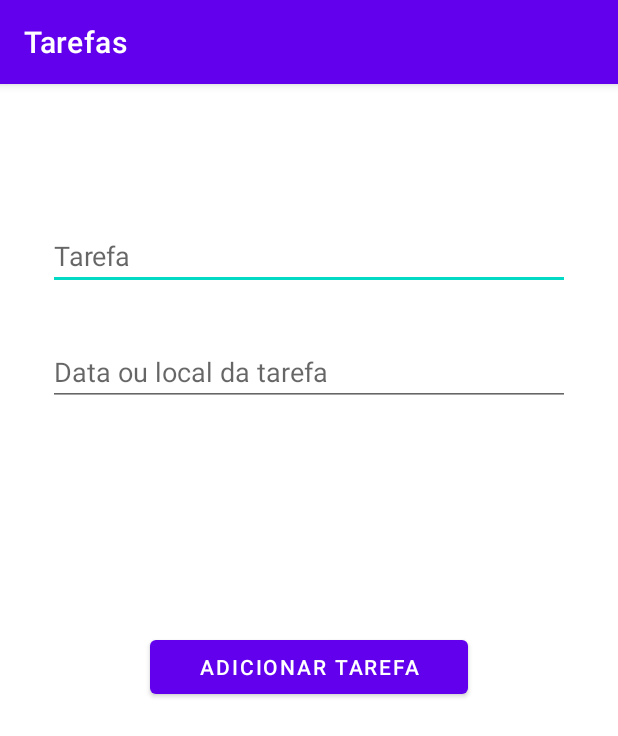
After one commit to SamuAlves/Tarefas, an Android app: the AddMainActivity screen opened directly, with no data from a screen before it, on a phone screen of 412 x 824 dp. The commit adds this screen. Shown: the top 736 px of the screen. Run offline under Robolectric (Android 15) with nearby library versions, the phone set to English and light mode, and no system bars.

Commit message:
Adicionado Função de inserção no banco

```diff
--- a/app/src/main/AndroidManifest.xml
+++ b/app/src/main/AndroidManifest.xml
@@ -9,6 +9,7 @@
         android:roundIcon="@mipmap/ic_launcher_round"
         android:supportsRtl="true"
         android:theme="@style/Theme.Tarefas">
+        <activity android:name=".AddMainActivity"></activity>
         <activity android:name=".MainActivity">
             <intent-filter>
                 <action android:name="android.intent.action.MAIN" />
--- /dev/null
+++ b/app/src/main/java/com/example/tarefas/AddMainActivity.kt
@@ -0,0 +1,32 @@
+package com.example.tarefas
+
+import androidx.appcompat.app.AppCompatActivity
+import android.os.Bundle
+import com.example.tarefas.room.Tarefa
+import com.example.tarefas.room.TarefaDb
+import kotlinx.android.synthetic.main.activity_add_main.*
+import kotlinx.coroutines.CoroutineScope
+import kotlinx.coroutines.Dispatchers
+import kotlinx.coroutines.coroutineScope
+import kotlinx.coroutines.launch
+
+class AddMainActivity : AppCompatActivity() {
+    val db by lazy { TarefaDb(this) }
+
+    override fun onCreate(savedInstanceState: Bundle?) {
+        super.onCreate(savedInstanceState)
+        setContentView(R.layout.activity_add_main)
+        setupListener()
+    }
+
+    fun setupListener(){
+        btn_adicionar.setOnClickListener{
+          CoroutineScope(Dispatchers.IO).launch {
+              db.tarefaDao().addTarefa(
+                  Tarefa(0, edt_NomeTarefa.text.toString(), edt_local.text.toString())
+              )
+              finish()
+          }
+        }
+    }
+}
--- /dev/null
+++ b/app/src/main/res/layout/activity_add_main.xml
@@ -0,0 +1,48 @@
+<?xml version="1.0" encoding="utf-8"?>
+<androidx.constraintlayout.widget.ConstraintLayout xmlns:android="http://schemas.android.com/apk/res/android"
+    xmlns:app="http://schemas.android.com/apk/res-auto"
+    xmlns:tools="http://schemas.android.com/tools"
+    android:layout_width="match_parent"
+    android:layout_height="match_parent"
+    tools:context=".AddMainActivity">
+
+    <EditText
+        android:id="@+id/edt_NomeTarefa"
+        android:layout_width="match_parent"
+        android:layout_height="wrap_content"
+        android:layout_marginStart="32dp"
+        android:layout_marginTop="92dp"
+        android:layout_marginEnd="32dp"
+        android:ems="10"
+        android:inputType="textPersonName"
+        android:hint="@string/tarefa"
+        app:layout_constraintEnd_toEndOf="parent"
+        app:layout_constraintStart_toStartOf="parent"
+        app:layout_constraintTop_toTopOf="parent" />
+
+    <EditText
+        android:id="@+id/edt_local"
+        android:layout_width="match_parent"
+        android:layout_height="wrap_content"
+        android:layout_marginStart="32dp"
+        android:layout_marginTop="32dp"
+        android:layout_marginEnd="32dp"
+        android:ems="10"
+        android:inputType="text|datetime"
+        android:hint="@string/local_tarefa"
+        app:layout_constraintEnd_toEndOf="parent"
+        app:layout_constraintStart_toStartOf="parent"
+        app:layout_constraintTop_toBottomOf="@+id/edt_NomeTarefa" />
+
+    <Button
+        android:id="@+id/btn_adicionar"
+        android:layout_width="match_parent"
+        android:layout_height="wrap_content"
+        android:layout_marginStart="100dp"
+        android:layout_marginTop="150dp"
+        android:layout_marginEnd="100dp"
+        android:text="@string/adicionar_tarefa"
+        app:layout_constraintEnd_toEndOf="parent"
+        app:layout_constraintStart_toStartOf="parent"
+        app:layout_constraintTop_toBottomOf="@+id/edt_local" />
+</androidx.constraintlayout.widget.ConstraintLayout>
--- a/app/src/main/res/values/strings.xml
+++ b/app/src/main/res/values/strings.xml
@@ -1,4 +1,7 @@
 <resources>
     <string name="app_name">Tarefas</string>
+    <string name="incluir_tarefa">Adicionar Tarefa</string>
     <string name="adicionar_tarefa">Adicionar Tarefa</string>
+    <string name="tarefa">Tarefa</string>
+    <string name="local_tarefa">Data ou local da tarefa</string>
 </resources>
```
Also changed, not shown: app/src/main/java/com/example/tarefas/MainActivity.kt (+37 -0 lines), app/src/main/java/com/example/tarefas/TarefasAdapter.kt (added, +34 -0 lines), app/src/main/java/com/example/tarefas/room/Tarefa.kt (added, +13 -0 lines), app/src/main/java/com/example/tarefas/room/TarefaDao.kt (added, +19 -0 lines), app/src/main/java/com/example/tarefas/room/TarefaDb.kt (added, +31 -0 lines), app/src/main/res/drawable/ic_delete.xml (added, +10 -0 lines), app/src/main/res/drawable/ic_edit.xml (added, +10 -0 lines), app/src/main/res/layout/activity_main.xml (+14 -1 lines), app/src/main/res/layout/list_tarefa.xml (added, +39 -0 lines).
